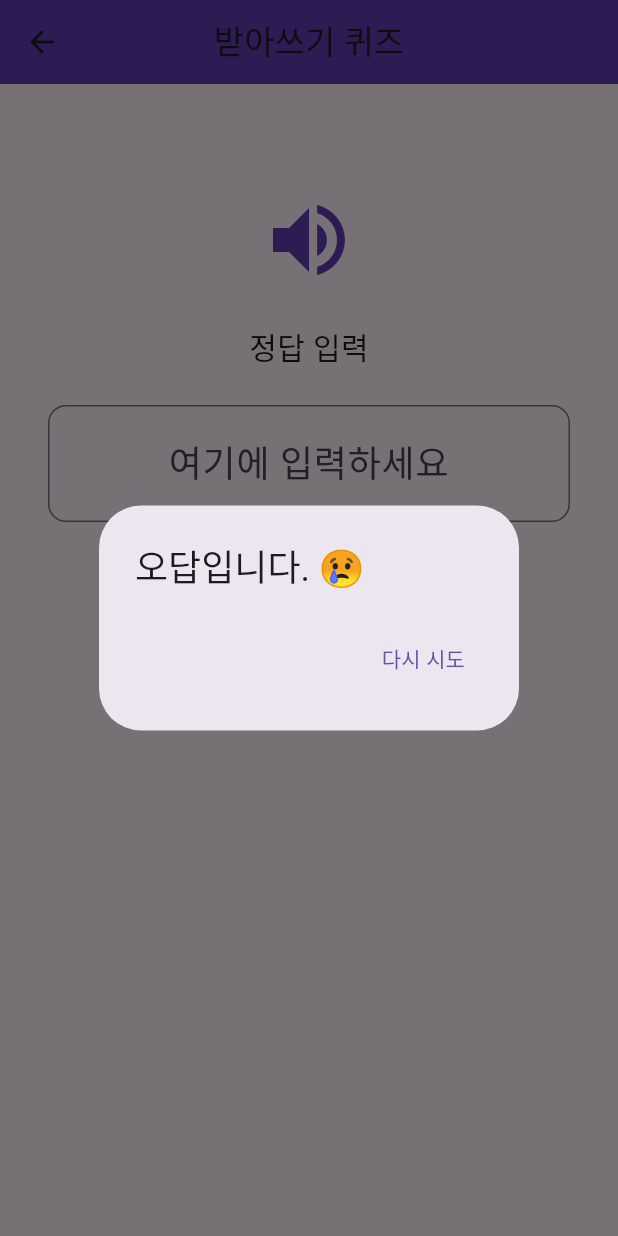
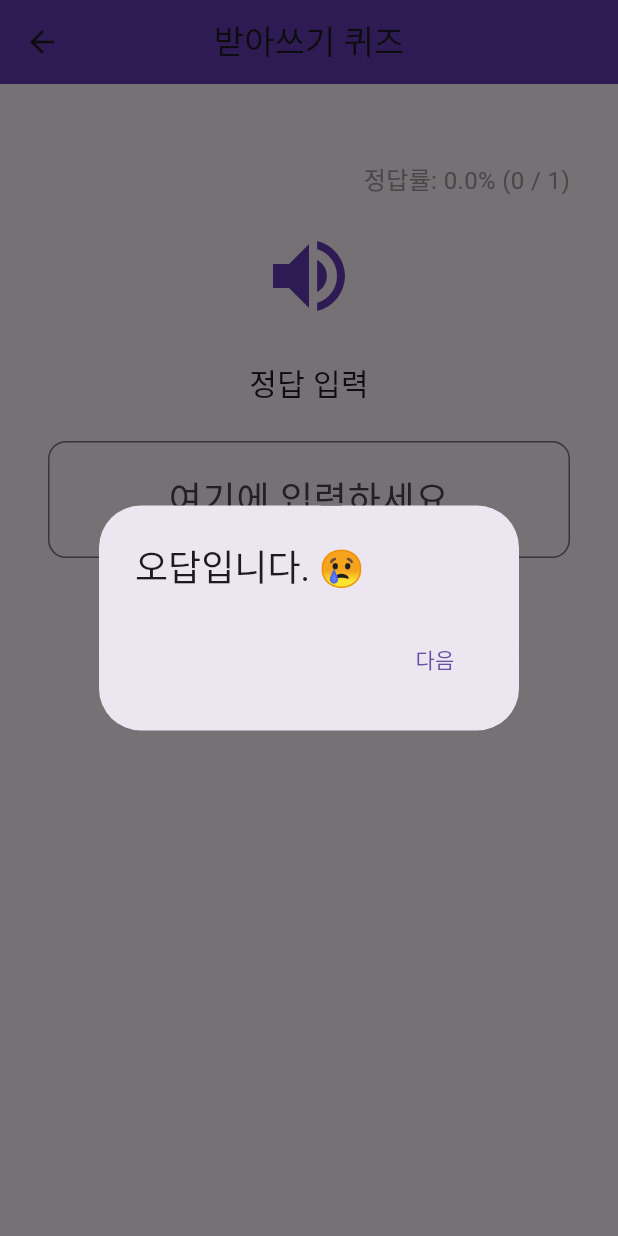
Before and after one commit to kthowns/mobile-dictionary, a Flutter app: the DictationQuizPage screen opened directly, after a tap on "제출하기", on a phone screen of 412 x 824 dp. Run offline on Flutter 3.47's test engine with Material 3 defaults, Android fonts, the phone set to English and light mode, and no system bars; statements that could not run were skipped.

Commit message:
feat: 정답률 체크 기능 추가 - 모르겠어요 버튼 추가 - 정답률 체크해여 우측 상단에 표시

```diff
--- a/mobidic_flutter/lib/Dictation.dart
+++ b/mobidic_flutter/lib/Dictation.dart
@@ -7,39 +7,49 @@ class DictationQuizPage extends StatefulWidget {
   State<DictationQuizPage> createState() => _DictationQuizPageState();
 }
 
-class _DictationQuizPageState extends State<DictationQuizPage> { //빈칸채우기
+class _DictationQuizPageState extends State<DictationQuizPage> {
   final TextEditingController _controller = TextEditingController();
 
-  void _checkAnswer() {
+  // 정답 통계용 상태
+  int totalAttempts = 0;
+  int correctAnswers = 0;
+
+  void _checkAnswer({bool skipped = false}) {
     String input = _controller.text.trim().toLowerCase();
 
-    if (input == 'apple') {
+    setState(() {
+      totalAttempts++;
+    });
+
+    bool isCorrect = !skipped && input == 'apple';
+
+    if (isCorrect) {
+      setState(() {
+        correctAnswers++;
+      });
+    }
+
     showDialog(
       context: context,
       builder: (_) => AlertDialog(
-          title: const Text("정답입니다!! 🎉"),
+        title: Text(isCorrect ? "정답입니다!! 🎉" : "오답입니다. 😢"),
         actions: [
           TextButton(
-              onPressed: () => Navigator.pop(context),
-              child: const Text("확인"),
-            ),
-          ],
-        ),
-      );
-    } else {
-      showDialog(
-        context: context,
-        builder: (_) => AlertDialog(
-          title: const Text("오답입니다. 😢"),
-          actions: [
-            TextButton(
-              onPressed: () => Navigator.pop(context),
-              child: const Text("다시 시도"),
+            onPressed: () {
+              Navigator.pop(context);
+              _controller.clear(); // 입력창 비우기
+            },
+            child: const Text("다음"),
           ),
         ],
       ),
     );
   }
+
+  String getAccuracyText() {
+    if (totalAttempts == 0) return "정답률: 0%";
+    double percent = (correctAnswers / totalAttempts) * 100;
+    return "정답률: ${percent.toStringAsFixed(1)}% ($correctAnswers / $totalAttempts)";
   }
 
   @override
@@ -60,13 +70,23 @@ class _DictationQuizPageState extends State<DictationQuizPage> { //빈칸채우
         padding: const EdgeInsets.all(32.0),
         child: Column(
           children: [
-            const SizedBox(height: 40),
+            const SizedBox(height: 20),
+
+            // 정답률 표시
+            Align(
+              alignment: Alignment.centerRight,
+              child: Text(
+                getAccuracyText(),
+                style: const TextStyle(fontSize: 16, color: Colors.grey),
+              ),
+            ),
+
+            const SizedBox(height: 20),
 
             const Icon(Icons.volume_up, size: 64, color: Colors.deepPurple),
 
             const SizedBox(height: 24),
 
-            // '정답 입력' 텍스트
             const Text(
               '정답 입력',
               style: TextStyle(fontSize: 20),
@@ -74,7 +94,6 @@ class _DictationQuizPageState extends State<DictationQuizPage> { //빈칸채우
 
             const SizedBox(height: 24),
 
-            // 네모 박스 (입력창)
             TextField(
               controller: _controller,
               textAlign: TextAlign.center,
@@ -86,11 +105,14 @@ class _DictationQuizPageState extends State<DictationQuizPage> { //빈칸채우
                   borderRadius: BorderRadius.circular(12),
                 ),
               ),
-              onSubmitted: (_) => _checkAnswer(), // 엔터로도 제출
+              onSubmitted: (_) => _checkAnswer(),
             ),
 
             const SizedBox(height: 32),
 
+            Row(
+              mainAxisAlignment: MainAxisAlignment.center,
+              children: [
                 ElevatedButton(
                   onPressed: _checkAnswer,
                   style: ElevatedButton.styleFrom(
@@ -99,6 +121,17 @@ class _DictationQuizPageState extends State<DictationQuizPage> { //빈칸채우
                   ),
                   child: const Text("제출하기", style: TextStyle(fontSize: 18)),
                 ),
+                const SizedBox(width: 16),
+                ElevatedButton(
+                  onPressed: () => _checkAnswer(skipped: true),
+                  style: ElevatedButton.styleFrom(
+                    backgroundColor: Colors.grey,
+                    padding: const EdgeInsets.symmetric(horizontal: 24, vertical: 16),
+                  ),
+                  child: const Text("모르겠어요", style: TextStyle(fontSize: 18)),
+                ),
+              ],
+            ),
           ],
         ),
       ),
```
Lines whose indentation alone changed are shown as unchanged.
